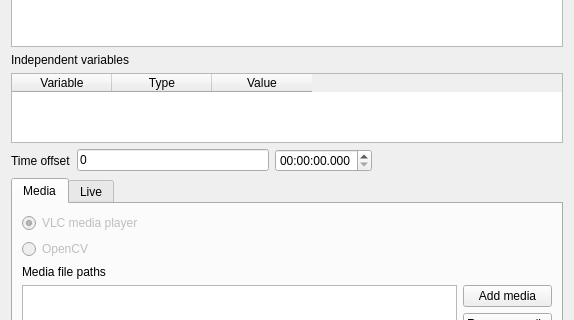
Before: the Qt Designer form observation.ui in olivierfriard/BORIS, drawn with Qt 5; both pictures show x 0 to 574 and y 91 to 411 of the 574 by 714 pixel window.
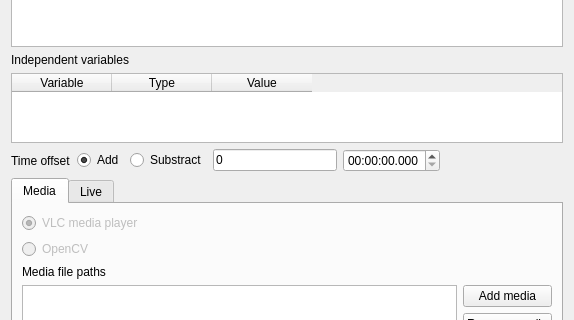
After: the same form once the commit is applied.

Commit message: fixed bug when time offset is negative

The edit to the form file:
```diff
--- a/observation.ui
+++ b/observation.ui
@@ -121,6 +121,23 @@
        </property>
       </widget>
      </item>
+     <item>
+      <widget class="QRadioButton" name="rbAdd">
+       <property name="text">
+        <string>Add</string>
+       </property>
+       <property name="checked">
+        <bool>true</bool>
+       </property>
+      </widget>
+     </item>
+     <item>
+      <widget class="QRadioButton" name="rbSubstract">
+       <property name="text">
+        <string>Substract</string>
+       </property>
+      </widget>
+     </item>
      <item>
       <widget class="QLineEdit" name="leTimeOffset">
        <property name="text">
```
The commit also changes 2 other files.
